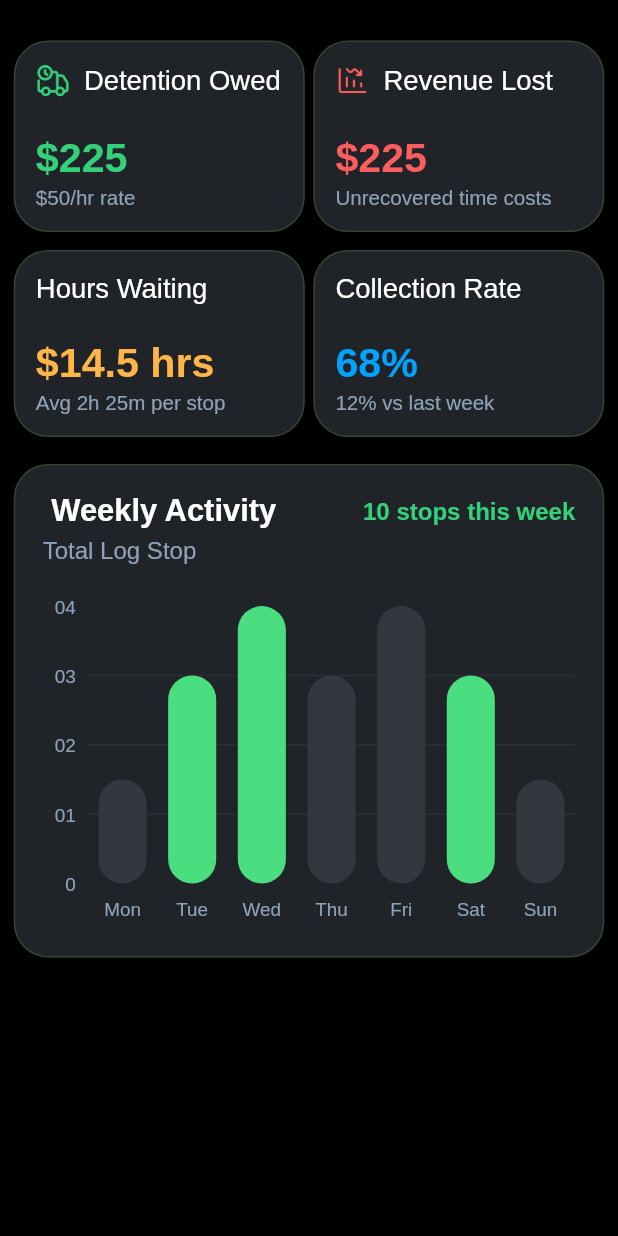
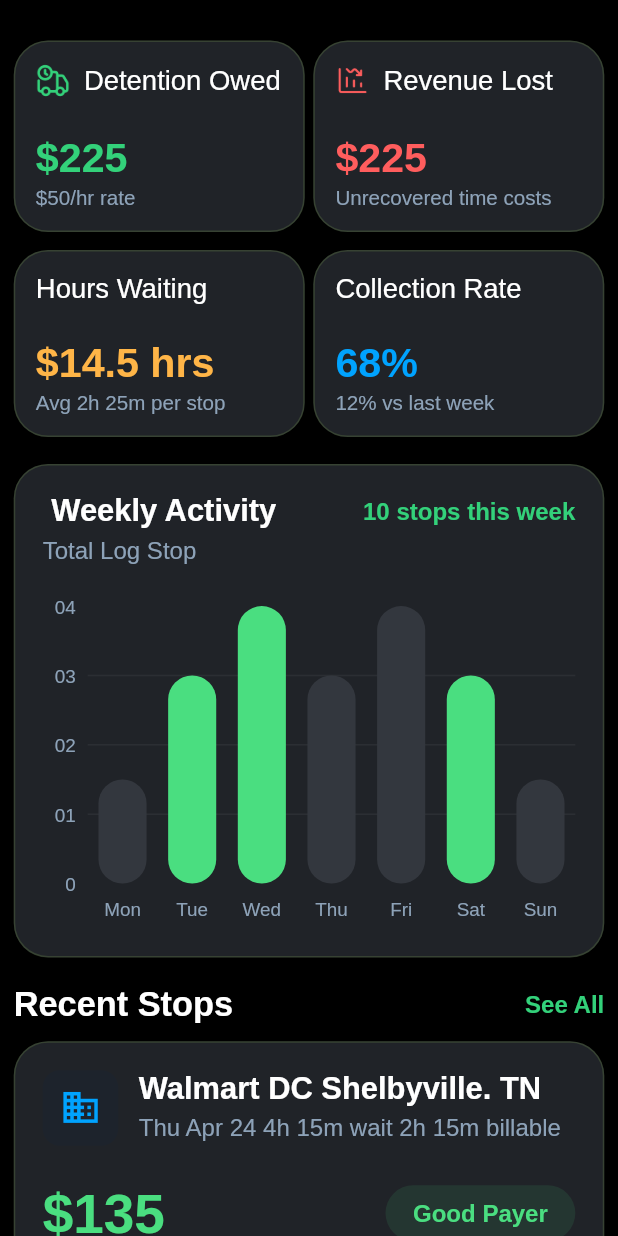
Before and after one commit to backbencherstudio/lukethompson13, a Flutter app: the Weeklyscreen widget shown alone on an empty page, opened directly, on a phone screen of 412 x 824 dp. Run offline on Flutter 3.47's test engine with Material 3 defaults, Android fonts, the phone set to English and light mode, and no system bars; drawn by our look-alikes of fl_chart; our stand-ins replace carousel_slider, connectivity_plus, dio, flutter_riverpod, flutter_screenutil, fluttertoast and 1 more; missing offline and left inert: otp_pin_field; accounts and stored records are empty.

Commit message:
home screen done

```diff
--- a/lib/presentation/home_screen/view/screen/weeklyScreen.dart
+++ b/lib/presentation/home_screen/view/screen/weeklyScreen.dart
@@ -4,6 +4,7 @@ import 'package:lukethompson/core/resource/constants/color_manager.dart';
 import 'package:lukethompson/core/resource/constants/icon_manager.dart';
 import 'package:lukethompson/presentation/home_screen/view/widget/chart_widget.dart';
 import 'package:lukethompson/presentation/home_screen/view/widget/detention_widget.dart';
+import 'package:lukethompson/presentation/home_screen/view/widget/recent_stop.dart';
 import 'package:lukethompson/presentation/home_screen/view/widget/wrostStop_widget.dart';
 
 class Weeklyscreen extends StatelessWidget {
@@ -66,7 +67,29 @@ class Weeklyscreen extends StatelessWidget {
               ],
             ),
             SizedBox(height: 15.h,),
-            ChartWidget()
+            ChartWidget(),
+            SizedBox(height: 15.h,),
+            Row(
+              mainAxisAlignment: MainAxisAlignment.spaceBetween,
+              children: [
+                Text("Recent Stops",style: TextStyle(
+                  fontSize: 20.sp,color: ColorManager.whiteColor,
+                  fontWeight: FontWeight.w700
+                ),),
+                Text("See All",style: TextStyle(
+                  fontSize: 14.sp,fontWeight: FontWeight.w700,color: ColorManager.primaryButton
+                ),)
+              ],
+            ),
+            SizedBox(height: 10.h,),
+            RecentStop(),
+              SizedBox(height: 10.h,),
+            SizedBox(height: 10.h,),
+            RecentStop(),
+              SizedBox(height: 10.h,),
+            SizedBox(height: 10.h,),
+            RecentStop(),
+              SizedBox(height: 10.h,),
             // const WroststopWidget(),
             // //
             // SizedBox(height: 20.h),
@@ -97,7 +120,7 @@ class Weeklyscreen extends StatelessWidget {
             //     ),
             //   ),
             // ),
-            ,
+
             SizedBox(height: 50.h,)
 
           ],
--- /dev/null
+++ b/lib/presentation/home_screen/view/widget/recent_stop.dart
@@ -0,0 +1,141 @@
+import 'package:flutter/material.dart';
+import 'package:flutter_screenutil/flutter_screenutil.dart';
+import 'package:lukethompson/core/resource/constants/color_manager.dart';
+
+class RecentStop extends StatelessWidget {
+
+  final String? title;
+  final String? subtitle;
+  final String? amount;
+  final String? status;
+  final IconData? icon;
+
+
+  final Color? iconColor;
+  final Color? iconBgColor;
+  final Color? titleColor;
+  final Color? subtitleColor;
+  final Color? amountColor;
+  final Color? statusTextColor;
+  final Color? statusBgColor;
+  final Color? borderColor;
+
+  const RecentStop({
+    super.key,
+
+    this.title = "Walmart DC Shelbyville. TN",
+    this.subtitle = "Thu Apr 24 4h 15m wait 2h 15m billable",
+    this.amount = "\$135",
+    this.status = "Good Payer",
+    this.icon = Icons.business,
+
+
+    this.iconColor = const Color(0xFF00A3FF),
+    this.iconBgColor = const Color(0xFF1D232C),
+    this.titleColor = Colors.white,
+    this.subtitleColor = const Color(0XFF8DA2B8),
+    this.amountColor = const Color(0xFF4ADE80),
+    this.statusTextColor = const Color(0xFF4ADE80),
+    this.statusBgColor = const Color(0x1A4ADE80),
+    this.borderColor,
+  });
+
+  @override
+  Widget build(BuildContext context) {
+    return Container(
+      decoration: BoxDecoration(
+        borderRadius: BorderRadius.circular(20.r),
+        border: Border.all(
+          width: 1,
+          color: borderColor ?? ColorManager.backgroundColorgreen1.withValues(alpha: .2),
+        ),
+        color: ColorManager.boxColor,
+      ),
+      child: Padding(
+        padding: EdgeInsets.all(16.w),
+        child: Column(
+          children: [
+
+            Row(
+              crossAxisAlignment: CrossAxisAlignment.start,
+              children: [
+
+                Container(
+                  padding: EdgeInsets.all(10.w),
+                  decoration: BoxDecoration(
+                    borderRadius: BorderRadius.circular(10.r),
+                    color: iconBgColor,
+                  ),
+                  child: Icon(
+                    icon,
+                    color: iconColor,
+                    size: 24.sp,
+                  ),
+                ),
+                SizedBox(width: 12.w),
+
+                Expanded(
+                  child: Column(
+                    crossAxisAlignment: CrossAxisAlignment.start,
+                    children: [
+                      Text(
+                        title ?? "",
+                        style: TextStyle(
+                          color: titleColor,
+                          fontSize: 18.sp,
+                          fontWeight: FontWeight.w700,
+                        ),
+                        maxLines: 1,
+                        overflow: TextOverflow.ellipsis,
+                      ),
+                      SizedBox(height: 4.h),
+                      Text(
+                        subtitle ?? "",
+                        style: TextStyle(
+                          color: subtitleColor,
+                          fontSize: 14.sp,
+                          fontWeight: FontWeight.w400,
+                        ),
+                      ),
+                    ],
+                  ),
+                ),
+              ],
+            ),
+            SizedBox(height: 20.h),
+
+            Row(
+              mainAxisAlignment: MainAxisAlignment.spaceBetween,
+              children: [
+                Text(
+                  amount ?? "",
+                  style: TextStyle(
+                    color: amountColor,
+                    fontSize: 32.sp,
+                    fontWeight: FontWeight.w700,
+                  ),
+                ),
+
+                Container(
+                  padding: EdgeInsets.symmetric(horizontal: 16.w, vertical: 8.h),
+                  decoration: BoxDecoration(
+                    color: statusBgColor,
+                    borderRadius: BorderRadius.circular(20.r),
+                  ),
+                  child: Text(
+                    status ?? "",
+                    style: TextStyle(
+                      color: statusTextColor,
+                      fontSize: 14.sp,
+                      fontWeight: FontWeight.w600,
+                    ),
+                  ),
+                ),
+              ],
+            ),
+          ],
+        ),
+      ),
+    );
+  }
+}
```
